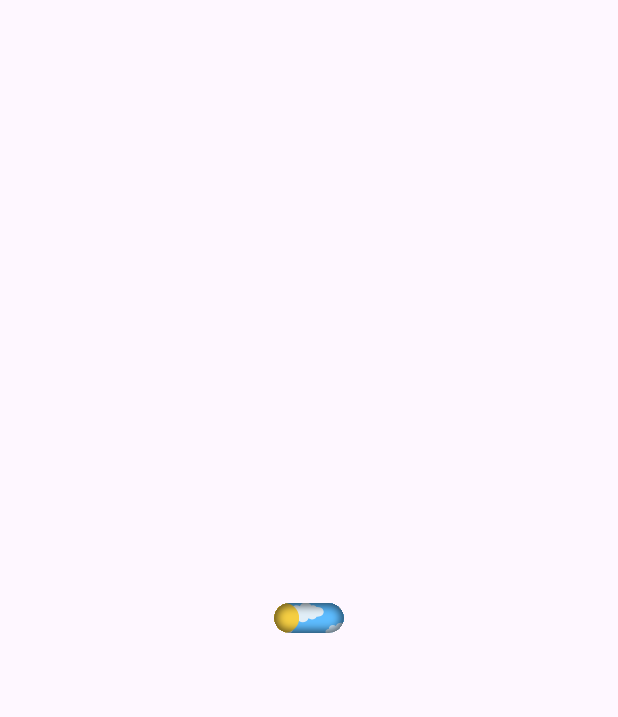
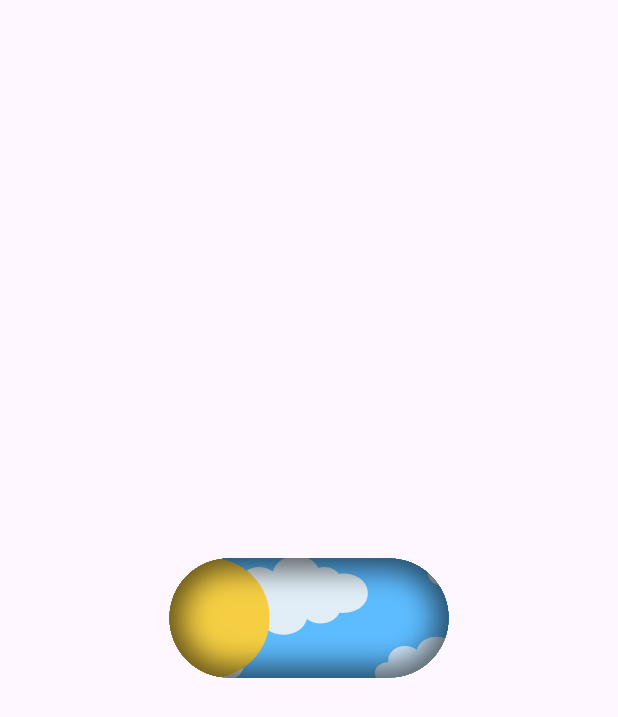
Before and after one commit to yashas-hm/day-night-themed-switcher, a Flutter app: the screen it shows after launch, on a phone screen of 412 x 824 dp. Shown: the top 717 px of the screen. Run offline on Flutter 3.47's test engine with Material 3 defaults, Android fonts, the phone set to English and light mode, and no system bars; our stand-ins replace flutter_inset_box_shadow, flutter_svg.

```diff
--- a/example/lib/main.dart
+++ b/example/lib/main.dart
@@ -27,7 +27,7 @@ class _MyAppState extends State<MyApp> {
           child: DayNightSwitch(
             // duration: Duration(milliseconds: 800),
             // initiallyDark: true,
-            size: 20,
+            size: 80,
             onChange: (dark) => setState(() {
               if (dark) {
                 theme = ThemeMode.dark;
```
Also changed, not shown: assets/demo.gif (added), 3 other files.
